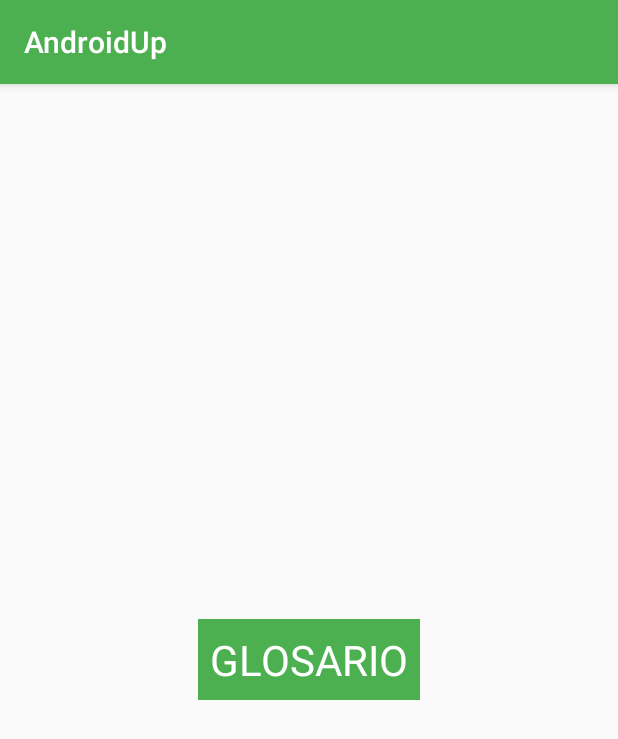
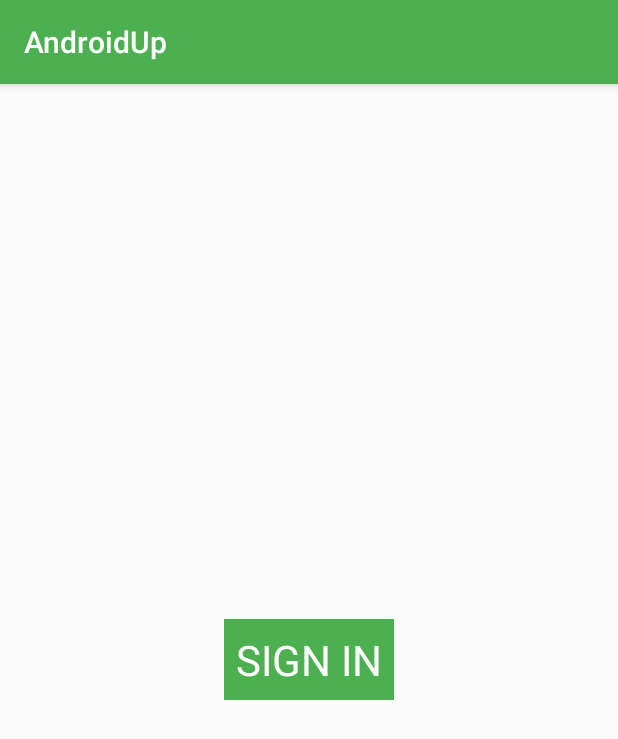
Before and after one commit to micoru90/AndroidUp_public, an Android app: the fragment LoginFragment shown on its own in the app's theme, on a phone screen of 412 x 824 dp. Shown: the top 739 px of the screen. Run offline under Robolectric (Android 15) with nearby library versions, the phone set to English and light mode, and no system bars.

Commit message:
Make drawer and its items clickable
- Make drawer panel and button "Sign In" clickable
- Method setCheckedAndChekacle added

```diff
--- a/app/build.gradle
+++ b/app/build.gradle
@@ -1,4 +1,5 @@
 apply plugin: 'com.android.application'
+apply plugin: 'com.google.gms.google-services'
 
 android {
     compileSdkVersion 23
@@ -25,4 +26,6 @@ dependencies {
     compile 'com.android.support:appcompat-v7:23.2.1'
     compile 'com.android.support:design:23.2.1'
     compile 'de.hdodenhof:circleimageview:1.3.0'
+    compile 'com.google.android.gms:play-services-auth:8.3.0'
+    compile 'com.mcxiaoke.volley:library-aar:1.0.0'
 }
--- a/app/src/main/java/com/miyu/androidup/activities/GlosarioFragment.java
+++ b/app/src/main/java/com/miyu/androidup/fragments/LoginFragment.java
@@ -1,4 +1,4 @@
-package com.miyu.androidup.activities;
+package com.miyu.androidup.fragments;
 
 import android.os.Bundle;
 import android.support.annotation.Nullable;
@@ -10,14 +10,15 @@ import android.view.ViewGroup;
 import com.miyu.androidup.R;
 
 /**
- * Created by Mireia on 22/04/2016.
+ * Created by Mireia on 24/04/2016.
  */
-public class GlosarioFragment extends Fragment {
+public class LoginFragment extends Fragment {
 
     @Nullable
     @Override
     public View onCreateView(LayoutInflater inflater, ViewGroup container, Bundle savedInstanceState) {
-        View v = inflater.inflate(R.layout.glosario_fragment,container,false);
+        View v = inflater.inflate(R.layout.login_fragment,container,false);
         return v;
     }
+
 }
--- a/app/src/main/res/layout/header.xml
+++ b/app/src/main/res/layout/header.xml
@@ -3,6 +3,7 @@
     xmlns:android="http://schemas.android.com/apk/res/android"
     xmlns:app="http://schemas.android.com/apk/res-auto"
 
+    android:id="@+id/header"
     android:layout_width="match_parent"
     android:layout_height="@dimen/nav_header_height"
     android:background="@drawable/background"
@@ -36,10 +37,10 @@
         android:layout_marginBottom="15dp"/>
 
     <Button
+        android:id="@+id/signin"
         android:layout_width="wrap_content"
         android:layout_height="wrap_content"
-        android:text="Sign Out"
-        android:id="@+id/signin"
+        android:text="Sign In"
         android:layout_gravity="right"
         android:textColor="@color/buttonTextColor"
         android:background="@drawable/button_drawer_shape"/>
--- /dev/null
+++ b/app/src/main/res/layout/login_fragment.xml
@@ -0,0 +1,20 @@
+<?xml version="1.0" encoding="utf-8"?>
+<RelativeLayout
+    xmlns:android="http://schemas.android.com/apk/res/android"
+
+    android:orientation="vertical"
+    android:layout_width="match_parent"
+    android:layout_height="match_parent">
+
+    <TextView
+        android:layout_width="wrap_content"
+        android:layout_height="wrap_content"
+        android:text="SIGN IN"
+        android:padding="8dp"
+        android:textColor="#fff"
+        android:background="@color/colorPrimaryBackground"
+        android:textSize="28sp"
+        android:id="@+id/textView"
+        android:layout_centerVertical="true"
+        android:layout_centerHorizontal="true" />
+</RelativeLayout>
--- a/build.gradle
+++ b/build.gradle
@@ -6,6 +6,7 @@ buildscript {
     }
     dependencies {
         classpath 'com.android.tools.build:gradle:2.0.0'
+        classpath 'com.google.gms:google-services:2.0.0-alpha5'
 
         // NOTE: Do not place your application dependencies here; they belong
         // in the individual module build.gradle files
```
Also changed, not shown: app/src/main/java/com/miyu/androidup/activities/MainActivity.java (+85 -46 lines), app/src/main/java/com/miyu/androidup/fragments/GlosarioFragment.java (renamed from app/src/main/java/com/miyu/androidup/activities/PerfilFragment.java, +4 -4 lines), app/src/main/java/com/miyu/androidup/fragments/HomeFragment.java (added, +23 -0 lines), app/src/main/java/com/miyu/androidup/fragments/PerfilFragment.java (renamed from app/src/main/java/com/miyu/androidup/activities/HomeFragment.java, +4 -4 lines), app/src/main/res/menu/menu_main.xml (deleted, +0 -9 lines), 1 other file.
